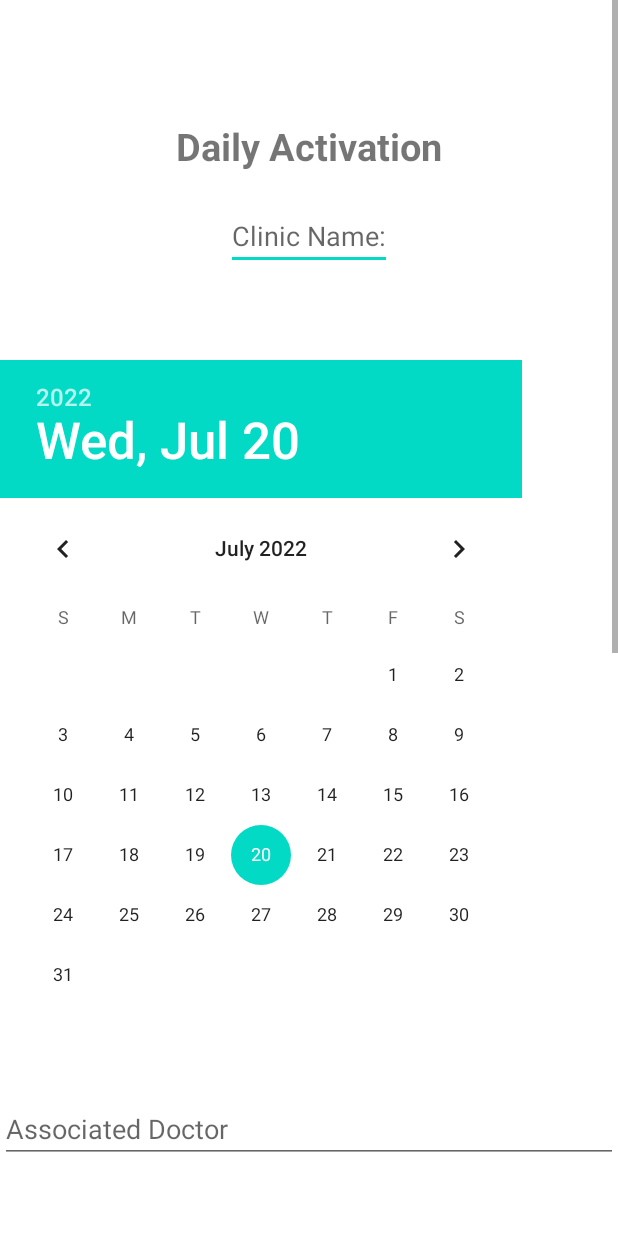
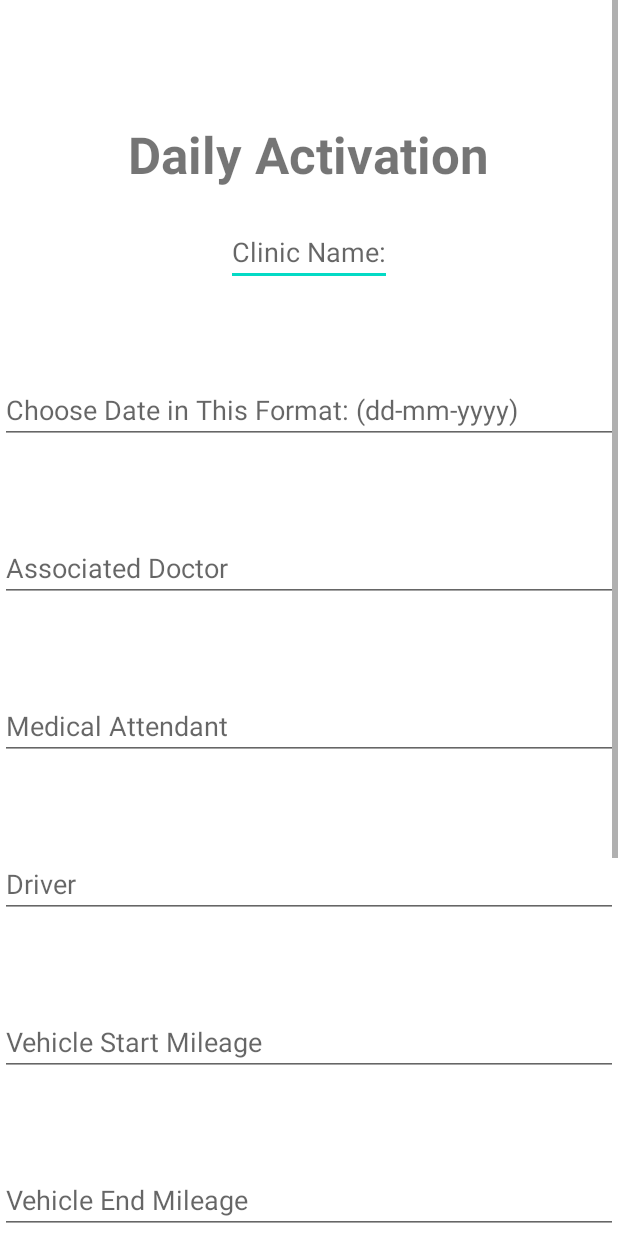
Before and after one commit to sohumk07/ParivaarApp, an Android app: the layout activity_daily_activation.xml on its own in the app's theme, with its tools: preview values and no code run, on a phone screen of 412 x 824 dp. Run offline under Robolectric (Android 15) with nearby library versions, the phone set to English and light mode, and no system bars.

Commit message:
project up to Daily Activation Without Photo

```diff
--- a/app/src/main/res/layout/activity_daily_activation.xml
+++ b/app/src/main/res/layout/activity_daily_activation.xml
@@ -14,7 +14,7 @@
             android:layout_gravity="center"
             android:layout_marginTop="80dp"
             android:text="Daily Activation"
-            android:textSize="25dp"
+            android:textSize="34dp"
             android:textStyle="bold" />
 
         <EditText android:id="@+id/fstTxt"
@@ -24,15 +24,15 @@
             android:hint="Clinic Name:"
             android:layout_gravity="center"/>
 
-
-
-        <DatePicker
-            android:layout_width="match_parent"
+        <EditText android:layout_width="match_parent"
             android:layout_height="match_parent"
             android:layout_gravity="center"
             android:layout_marginTop="60dp"
-            android:hint="Button One"
+            android:hint="Choose Date in This Format: (dd-mm-yyyy)"
             android:id="@+id/date"/>
+
+
+
         <EditText android:layout_width="match_parent"
             android:layout_height="match_parent"
             android:layout_gravity="center"
@@ -88,7 +88,7 @@
             android:layout_width="match_parent"
             android:layout_height="match_parent"
             android:hint="Update"
-            android:textColor="#FFFFFF" />
+            android:textColor="@color/white" />
 
 
     </LinearLayout>
```
Also changed, not shown: app/src/main/java/com/example/parivaarapp/DailyActivation.java (+24 -1 lines).
